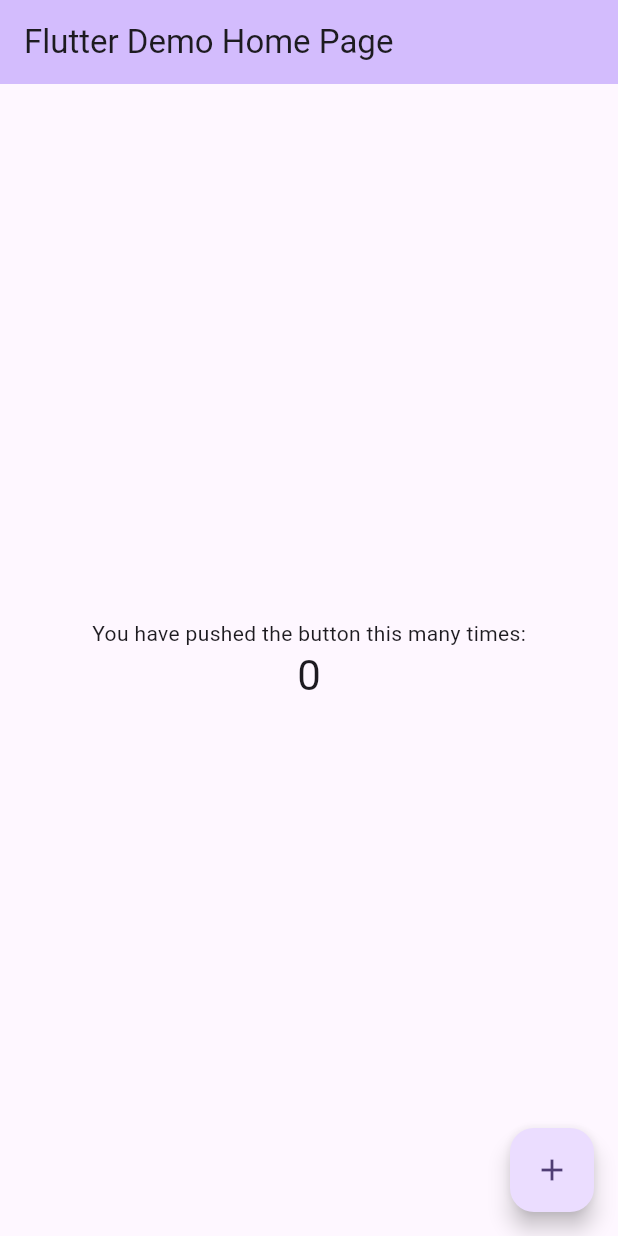
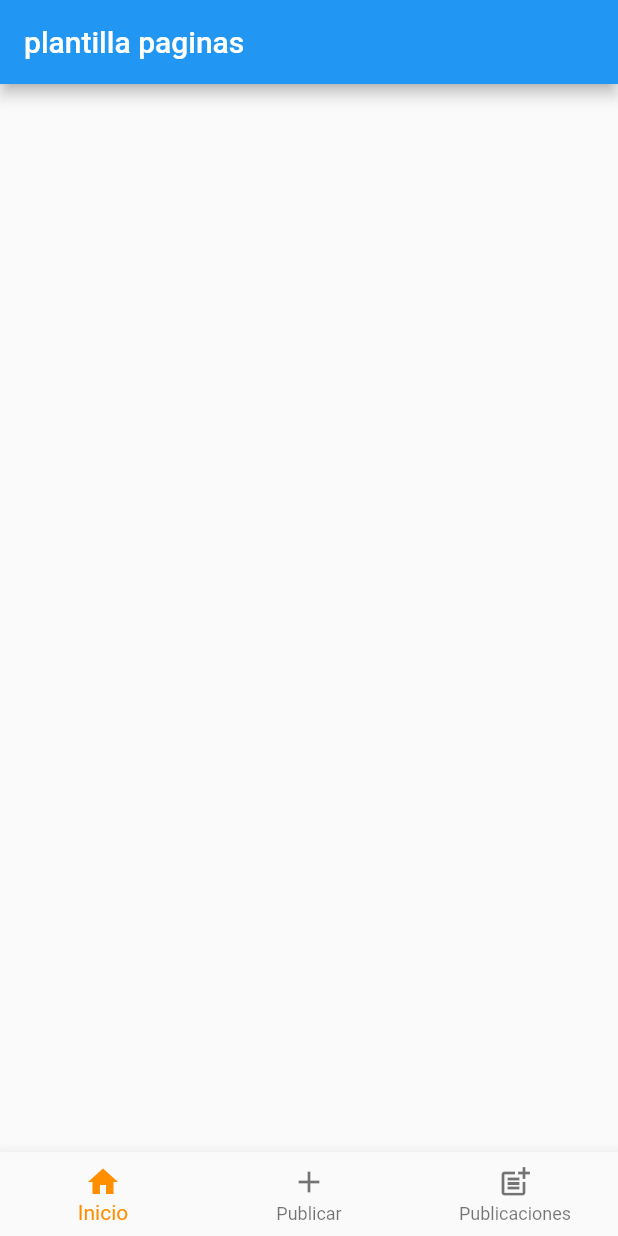
Before and after one commit to ElanTic/LosTSPerrones, a Flutter app: the screen it shows after launch, on a phone screen of 412 x 824 dp. Run offline on Flutter 3.47's test engine with Material 2 defaults, Android fonts, the phone set to English and light mode, and no system bars.

Commit message:
agregada barra navegacion

```diff
--- /dev/null
+++ b/lib/Views/Inicio.dart
@@ -0,0 +1,14 @@
+import 'package:flutter/material.dart';
+//import 'package:itemtrackers/Views/C_nav_bar.dart';
+import 'package:itemtrackers/Views/NavBarC.dart';
+
+class Inicio extends StatelessWidget {
+  const Inicio({super.key});
+
+  @override
+  Widget build(BuildContext context) {
+    return const MaterialApp(
+      home: NavBarC(),
+    );
+  }
+}
--- /dev/null
+++ b/lib/Views/NavBarC.dart
@@ -0,0 +1,69 @@
+import 'package:flutter/material.dart';
+import 'package:itemtrackers/Views/Pag.dart';
+import 'package:itemtrackers/Views/Pag2.dart';
+
+class NavBarC extends StatefulWidget {
+  const NavBarC({super.key});
+
+  @override
+  State<NavBarC> createState() => _NavBarCState();
+}
+
+class _NavBarCState extends State<NavBarC> {
+  PageController _pageController = PageController();
+  List<Widget> __screens = [Pag(), Pag2(), Pag()];
+
+  void _onPageChanged(int index) {
+    setState(() {
+      _selectedIndex = index;
+    });
+  }
+
+  int _selectedIndex = 0;
+  static const TextStyle optionStyle =
+      TextStyle(fontSize: 30, fontWeight: FontWeight.bold);
+
+  void _onItemTapped(int index) {
+    _pageController.jumpToPage(index);
+  }
+
+  @override
+  Widget build(BuildContext context) {
+    return Scaffold(
+      //appBar: AppBar(
+      //title: const Text('Inicio'),
+      //),
+      body: PageView(
+        controller: _pageController,
+        children: __screens,
+        onPageChanged: _onPageChanged,
+        physics: NeverScrollableScrollPhysics(),
+      ),
+      bottomNavigationBar: BottomNavigationBar(
+        items: const <BottomNavigationBarItem>[
+          BottomNavigationBarItem(
+            icon: Icon(Icons.home),
+            label: 'Inicio',
+          ),
+          BottomNavigationBarItem(
+            icon: Icon(Icons.add),
+            label: 'Publicar',
+          ),
+          BottomNavigationBarItem(
+            icon: Icon(Icons.post_add),
+            label: 'Publicaciones',
+          ),
+          /*
+          BottomNavigationBarItem(
+            icon: Icon(Icons.settings),
+            label: 'Options',
+          ),
+          */
+        ],
+        currentIndex: _selectedIndex,
+        selectedItemColor: Colors.amber[800],
+        onTap: _onItemTapped,
+      ),
+    );
+  }
+}
--- /dev/null
+++ b/lib/Views/Pag.dart
@@ -0,0 +1,19 @@
+import 'package:flutter/material.dart';
+
+class Pag extends StatefulWidget {
+  const Pag({super.key});
+
+  @override
+  State<Pag> createState() => _PagState();
+}
+
+class _PagState extends State<Pag> {
+  @override
+  Widget build(BuildContext context) {
+    return Scaffold(
+      appBar: AppBar(
+        title: Text("plantilla paginas"),
+      ),
+    );
+  }
+}
--- a/lib/main.dart
+++ b/lib/main.dart
@@ -1,7 +1,8 @@
 import 'package:flutter/material.dart';
+import 'package:itemtrackers/Views/Inicio.dart';
 
 void main() {
-  runApp(const MyApp());
+  runApp(const Inicio());
 }
 
 class MyApp extends StatelessWidget {
```
Also changed, not shown: lib/Views/Pag2.dart (added, +19 -0 lines), lib/models/Joven.dart (+4 -4 lines).
